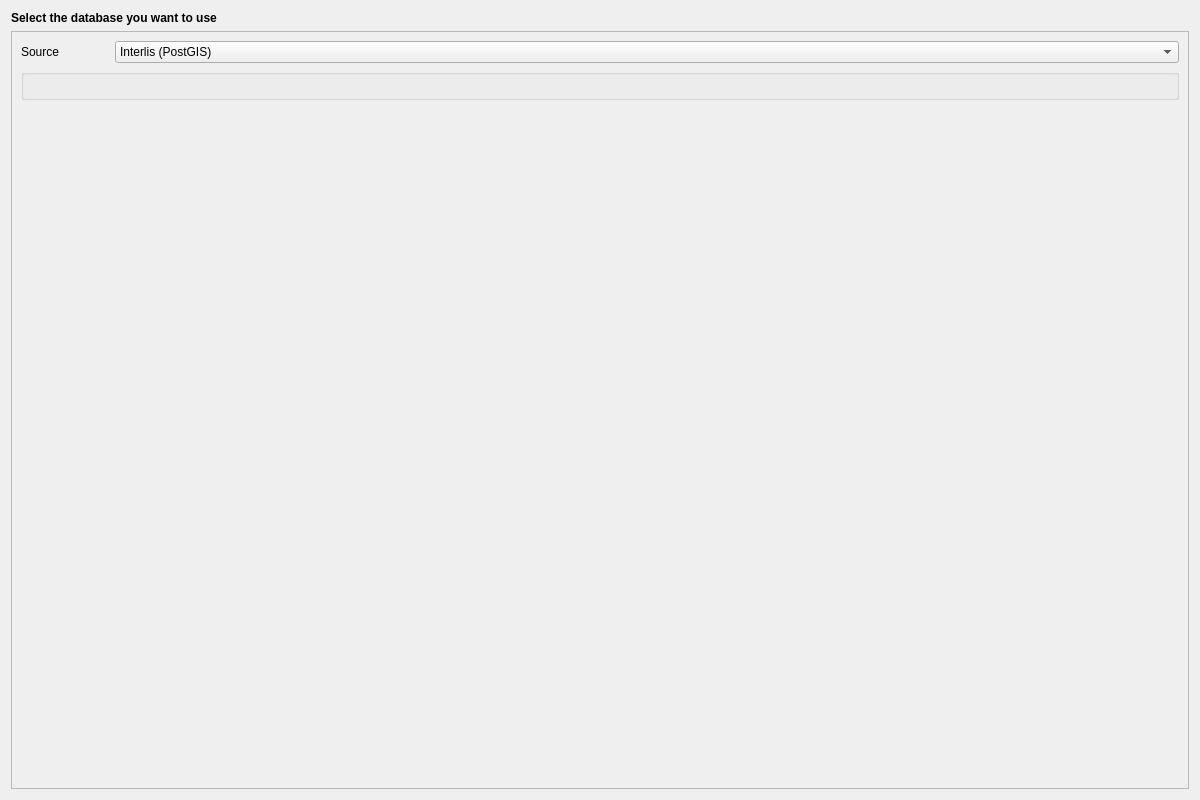
The window that QgisModelBaker/ui/import_database_selection.ui (opengisch/QgisModelBaker) describes before a commit, drawn with Qt 5.
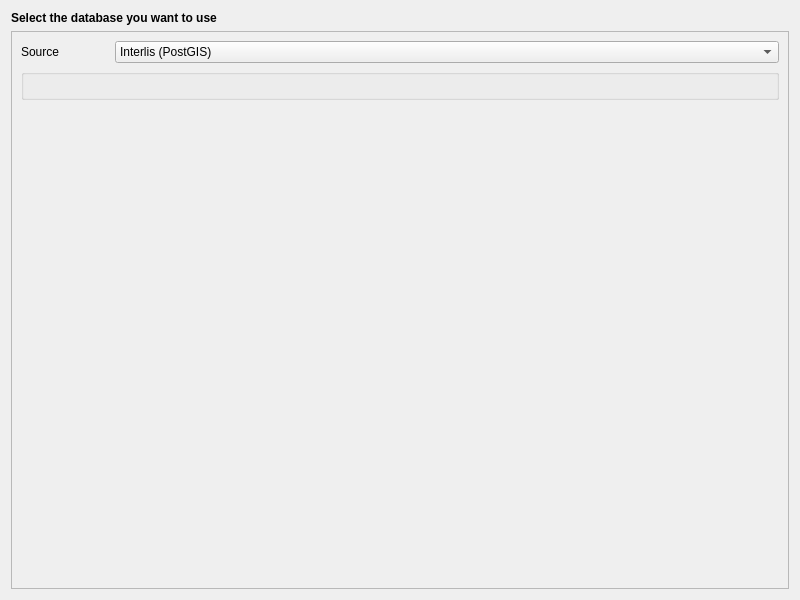
The same window after the commit.

```diff
--- a/QgisModelBaker/ui/import_database_selection.ui
+++ b/QgisModelBaker/ui/import_database_selection.ui
@@ -6,8 +6,8 @@
    <rect>
     <x>0</x>
     <y>0</y>
-    <width>1200</width>
-    <height>800</height>
+    <width>800</width>
+    <height>600</height>
    </rect>
   </property>
   <property name="windowTitle">
```
